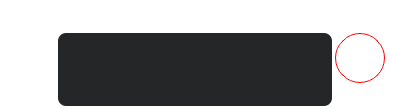
Qt form VideoPlayer/pernotice/CusMessage.ui (huizhang556/pc-video-player) before a commit.
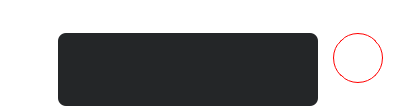
The same form after that commit. The open tabs and pages were chosen to show the change. Icons and pictures are not drawn.

Diff of the .ui file:
```diff
--- a/VideoPlayer/pernotice/CusMessage.ui
+++ b/VideoPlayer/pernotice/CusMessage.ui
@@ -31,7 +31,7 @@
     <number>3</number>
    </property>
    <property name="rightMargin">
-    <number>8</number>
+    <number>10</number>
    </property>
    <property name="bottomMargin">
     <number>3</number>
@@ -580,7 +580,7 @@
          <item>
           <layout class="QHBoxLayout" name="horizontalLayout_5">
            <property name="spacing">
-            <number>3</number>
+            <number>0</number>
            </property>
            <item>
             <spacer name="horizontalSpacer_5">
@@ -602,7 +602,7 @@
             <widget class="QTextBrowser" name="textBrowser_Rcontent">
              <property name="minimumSize">
               <size>
-               <width>0</width>
+               <width>220</width>
                <height>0</height>
               </size>
              </property>
@@ -610,6 +610,7 @@
               <string notr="true">QTextBrowser
 {
 color: #c1c3c4;
+padding-right: 0px;
 border-top-left-radius: 8px;
 border-top-right-radius: 8px;
 border-bottom-left-radius: 8px;
@@ -634,6 +635,100 @@
              </property>
             </widget>
            </item>
+           <item>
+            <widget class="QFrame" name="frame_arr_right">
+             <property name="minimumSize">
+              <size>
+               <width>15</width>
+               <height>50</height>
+              </size>
+             </property>
+             <property name="maximumSize">
+              <size>
+               <width>15</width>
+               <height>16777215</height>
+              </size>
+             </property>
+             <property name="frameShape">
+              <enum>QFrame::StyledPanel</enum>
+             </property>
+             <property name="frameShadow">
+              <enum>QFrame::Raised</enum>
+             </property>
+             <layout class="QVBoxLayout" name="verticalLayout_11">
+              <property name="spacing">
+               <number>0</number>
+              </property>
+              <property name="leftMargin">
+               <number>0</number>
+              </property>
+              <property name="topMargin">
+               <number>0</number>
+              </property>
+              <property name="rightMargin">
+               <number>0</number>
+              </property>
+              <property name="bottomMargin">
+               <number>0</number>
+              </property>
+              <item>
+               <spacer name="verticalSpacer_6">
+                <property name="orientation">
+                 <enum>Qt::Vertical</enum>
+                </property>
+                <property name="sizeType">
+                 <enum>QSizePolicy::Fixed</enum>
+                </property>
+                <property name="sizeHint" stdset="0">
+                 <size>
+                  <width>20</width>
+                  <height>10</height>
+                 </size>
+                </property>
+               </spacer>
+              </item>
+              <item>
+               <widget class="QLabel" name="label_right">
+                <property name="minimumSize">
+                 <size>
+                  <width>15</width>
+                  <height>25</height>
+                 </size>
+                </property>
+                <property name="maximumSize">
+                 <size>
+                  <width>15</width>
+                  <height>25</height>
+                 </size>
+                </property>
+                <property name="styleSheet">
+                 <string notr="true">QLabel
+{
+border: none;
+border-image: url(:/images/bgpic/msg_right.png);
+}</string>
+                </property>
+                <property name="text">
+                 <string/>
+                </property>
+               </widget>
+              </item>
+              <item>
+               <spacer name="verticalSpacer_3">
+                <property name="orientation">
+                 <enum>Qt::Vertical</enum>
+                </property>
+                <property name="sizeHint" stdset="0">
+                 <size>
+                  <width>12</width>
+                  <height>31</height>
+                 </size>
+                </property>
+               </spacer>
+              </item>
+             </layout>
+            </widget>
+           </item>
            <item>
             <layout class="QVBoxLayout" name="verticalLayout_8">
              <item>
```
Left out of the diff: 101 changed lines with no effect on the pictures.
